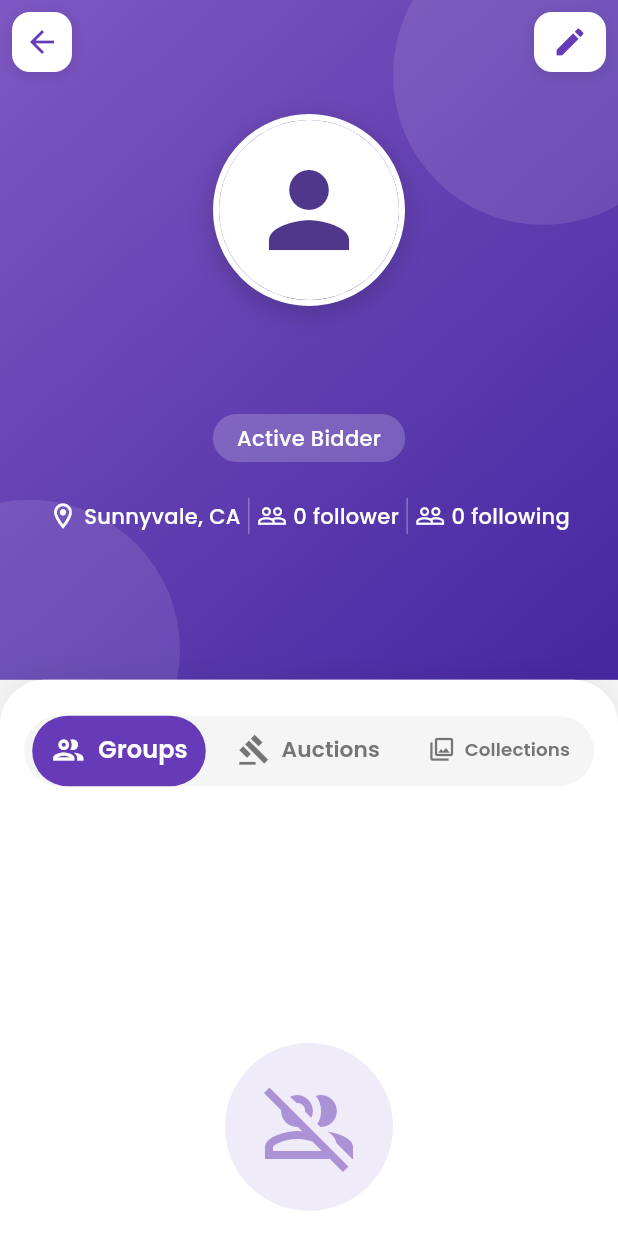
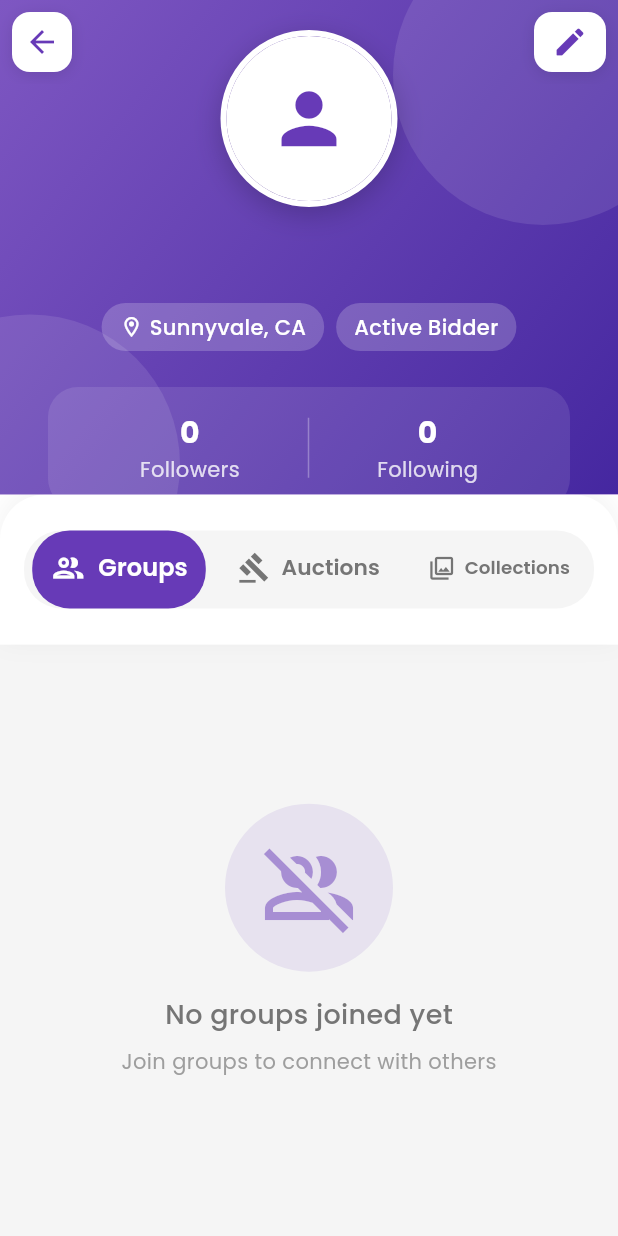
Before and after one commit to BerkaySimsek1/collectionapp, a Flutter app: the UserProfilePage screen opened directly, on a phone screen of 412 x 824 dp. Run offline on Flutter 3.47's test engine with Material 3 defaults, Android fonts, the phone set to English and light mode, and no system bars; our stand-ins replace cloud_firestore, firebase_auth, firebase_core, firebase_storage, flutter_image_compress, google_fonts and 3 more; accounts and stored records are empty; generated files the repository leaves out were written again.

Commit message:
made UI adjustments on profile pages

```diff
--- a/lib/pages/user_profile_page.dart
+++ b/lib/pages/user_profile_page.dart
@@ -10,6 +10,37 @@ import 'package:collectionapp/pages/auctionPages/auction_detail.dart';
 import 'package:collectionapp/pages/userCollectionPages/collection_items_screen.dart';
 import 'package:google_fonts/google_fonts.dart';
 
+class _SliverAppBarDelegate extends SliverPersistentHeaderDelegate {
+  _SliverAppBarDelegate({
+    required this.minHeight,
+    required this.maxHeight,
+    required this.child,
+  });
+
+  final double minHeight;
+  final double maxHeight;
+  final Widget child;
+
+  @override
+  double get minExtent => minHeight;
+
+  @override
+  double get maxExtent => maxHeight;
+
+  @override
+  Widget build(
+      BuildContext context, double shrinkOffset, bool overlapsContent) {
+    return SizedBox.expand(child: child);
+  }
+
+  @override
+  bool shouldRebuild(_SliverAppBarDelegate oldDelegate) {
+    return maxHeight != oldDelegate.maxHeight ||
+        minHeight != oldDelegate.minHeight ||
+        child != oldDelegate.child;
+  }
+}
+
 class UserProfilePage extends StatefulWidget {
   final String? userId;
   const UserProfilePage({super.key, this.userId});
@@ -83,200 +114,6 @@ class _UserProfilePageState extends State<UserProfilePage> {
     }
   }
 
-  Widget _buildProfileHeader() {
-    final String? profileImageUrl = userData?["profileImageUrl"];
-    return Container(
-      height: 400,
-      decoration: BoxDecoration(
-        gradient: LinearGradient(
-          begin: Alignment.topLeft,
-          end: Alignment.bottomRight,
-          colors: [
-            Colors.deepPurple.shade400,
-            Colors.deepPurple.shade800,
-          ],
-        ),
-      ),
-      child: Stack(
-        children: [
-          // Dekoratif Daireler
-          Positioned(
-            top: -50,
-            right: -50,
-            child: Container(
-              width: 200,
-              height: 200,
-              decoration: BoxDecoration(
-                shape: BoxShape.circle,
-                color: Colors.white.withOpacity(0.1),
-              ),
-            ),
-          ),
-          Positioned(
-            bottom: -80,
-            left: -80,
-            child: Container(
-              width: 200,
-              height: 200,
-              decoration: BoxDecoration(
-                shape: BoxShape.circle,
-                color: Colors.white.withOpacity(0.1),
-              ),
-            ),
-          ),
-
-          // Profil İçeriği
-          SafeArea(
-            child: Column(
-              children: [
-                const SizedBox(height: 20),
-                // Profil Fotoğrafı
-                Stack(
-                  children: [
-                    Container(
-                      decoration: BoxDecoration(
-                        shape: BoxShape.circle,
-                        border: Border.all(color: Colors.white, width: 4),
-                        boxShadow: [
-                          BoxShadow(
-                            color: Colors.black.withOpacity(0.2),
-                            blurRadius: 15,
-                            offset: const Offset(0, 5),
-                          ),
-                        ],
-                      ),
-                      child: CircleAvatar(
-                        radius: 60,
-                        backgroundColor: Colors.white,
-                        backgroundImage: (profileImageUrl != null &&
-                                profileImageUrl.isNotEmpty)
-                            ? NetworkImage(profileImageUrl)
-                            : null,
-                        child:
-                            (profileImageUrl == null || profileImageUrl.isEmpty)
-                                ? const Icon(
-                                    Icons.person,
-                                    size: 80,
-                                  )
-                                : null,
-                      ),
-                    ),
-                  ],
-                ),
-                const SizedBox(height: 24),
-
-                // İsim ve Durum
-                Text(
-                  "${userData?["firstName"] ?? "First"} ${userData?["lastName"] ?? "Last"}",
-                  style: GoogleFonts.poppins(
-                    fontSize: 28,
-                    fontWeight: FontWeight.bold,
-                    color: Colors.white,
-                  ),
-                ),
-                const SizedBox(height: 8),
-                Container(
-                  padding:
-                      const EdgeInsets.symmetric(horizontal: 16, vertical: 6),
-                  decoration: BoxDecoration(
-                    color: Colors.white.withOpacity(0.2),
-                    borderRadius: BorderRadius.circular(20),
-                  ),
-                  child: Text(
-                    "Active Bidder",
-                    style: GoogleFonts.poppins(
-                      fontSize: 14,
-                      color: Colors.white,
-                      fontWeight: FontWeight.w500,
-                    ),
-                  ),
-                ),
-                const SizedBox(height: 24),
-
-                // İstatistikler
-                Padding(
-                  padding: const EdgeInsets.symmetric(horizontal: 32),
-                  child: Row(
-                    mainAxisAlignment: MainAxisAlignment.spaceBetween,
-                    children: [
-                      _buildStatItem(
-                        icon: Icons.location_on_outlined,
-                        label: "Sunnyvale, CA",
-                      ),
-                      Container(
-                        height: 24,
-                        width: 1,
-                        color: Colors.white.withOpacity(0.3),
-                      ),
-                      GestureDetector(
-                        onTap: () => _showFollowersDialog(),
-                        child: _buildStatItem(
-                          icon: Icons.people_outline,
-                          label: _formatFollowerCount(
-                              (userData?["followers"] as List?)?.length ?? 0),
-                        ),
-                      ),
-                      Container(
-                        height: 24,
-                        width: 1,
-                        color: Colors.white.withOpacity(0.3),
-                      ),
-                      GestureDetector(
-                        onTap: () => _showFollowingDialog(),
-                        child: _buildStatItem(
-                          icon: Icons.people_outline,
-                          label: _formatFollowingCount(
-                              (userData?["following"] as List?)?.length ?? 0),
-                        ),
-                      ),
-                    ],
-                  ),
-                ),
-                const SizedBox(height: 24),
-
-                if (!isCurrentUser &&
-                    !(((userData?["followers"] as List?) ?? [])
-                        .contains(FirebaseAuth.instance.currentUser!.uid))) ...[
-                  // Takip Et Butonu
-                  Container(
-                    height: 45,
-                    margin: const EdgeInsets.symmetric(horizontal: 32),
-                    child: ElevatedButton(
-                      onPressed: () => _showFollowDialog(),
-                      style: ElevatedButton.styleFrom(
-                        backgroundColor: Colors.white,
-                        foregroundColor: Colors.deepPurple,
-                        elevation: 5,
-                        shadowColor: Colors.black.withOpacity(0.3),
-                        shape: RoundedRectangleBorder(
-                          borderRadius: BorderRadius.circular(25),
-                        ),
-                      ),
-                      child: Row(
-                        mainAxisAlignment: MainAxisAlignment.center,
-                        children: [
-                          const Icon(Icons.person_add_outlined),
-                          const SizedBox(width: 8),
-                          Text(
-                            "Follow",
-                            style: GoogleFonts.poppins(
-                              fontSize: 16,
-                              fontWeight: FontWeight.w600,
-                            ),
-                          ),
-                        ],
-                      ),
-                    ),
-                  ),
-                ],
-              ],
-            ),
-          ),
-        ],
-      ),
-    );
-  }
-
   Widget _buildStatItem({required IconData icon, required String label}) {
     return Row(
       children: [
@@ -303,7 +140,10 @@ class _UserProfilePageState extends State<UserProfilePage> {
         return AlertDialog(
           backgroundColor: Colors.white,
           title: Text("Following",
-              style: GoogleFonts.poppins(fontWeight: FontWeight.bold)),
+              style: GoogleFonts.poppins(
+                fontWeight: FontWeight.bold,
+                color: Colors.deepPurple,
+              )),
           content: SizedBox(
             width: double.maxFinite,
             child: following.isEmpty
@@ -387,7 +227,10 @@ class _UserProfilePageState extends State<UserProfilePage> {
         return AlertDialog(
           backgroundColor: Colors.white,
           title: Text("Followers",
-              style: GoogleFonts.poppins(fontWeight: FontWeight.bold)),
+              style: GoogleFonts.poppins(
+                fontWeight: FontWeight.bold,
+                color: Colors.deepPurple,
+              )),
           content: SizedBox(
             width: double.maxFinite,
             child: followers.isEmpty
@@ -652,12 +495,8 @@ class _UserProfilePageState extends State<UserProfilePage> {
           ),
         ],
       ),
-      child: DefaultTabController(
-        length: 3,
-        child: Column(
-          children: [
-            Container(
-              margin: const EdgeInsets.fromLTRB(16, 24, 16, 12),
+      child: Container(
+        margin: const EdgeInsets.fromLTRB(16, 24, 16, 24),
         decoration: BoxDecoration(
           color: Colors.grey[100],
           borderRadius: BorderRadius.circular(25),
@@ -736,18 +575,267 @@ class _UserProfilePageState extends State<UserProfilePage> {
           ],
         ),
       ),
-            SizedBox(
-              height: 500,
-              child: TabBarView(
-                children: [
-                  _buildGroupsTab(),
-                  _buildAuctionsTab(),
-                  _buildCollectionsTab(),
-                ],
-              ),
-            ),
-          ],
-        ),
+    );
+  }
+
+  Widget _buildProfileHeader() {
+    final String? profileImageUrl = userData?["profileImageUrl"];
+    return Container(
+      decoration: BoxDecoration(
+        gradient: LinearGradient(
+          begin: Alignment.topLeft,
+          end: Alignment.bottomRight,
+          colors: [
+            Colors.deepPurple.shade400,
+            Colors.deepPurple.shade800,
+          ],
+        ),
+      ),
+      child: Stack(
+        children: [
+          // Dekoratif Daireler
+          Positioned(
+            top: -50,
+            right: -50,
+            child: Container(
+              width: 200,
+              height: 200,
+              decoration: BoxDecoration(
+                shape: BoxShape.circle,
+                color: Colors.white.withOpacity(0.1),
+              ),
+            ),
+          ),
+          Positioned(
+            bottom: -80,
+            left: -80,
+            child: Container(
+              width: 200,
+              height: 200,
+              decoration: BoxDecoration(
+                shape: BoxShape.circle,
+                color: Colors.white.withOpacity(0.1),
+              ),
+            ),
+          ),
+
+          // Profil İçeriği
+          SafeArea(
+            child: Column(
+              children: [
+                const SizedBox(height: 20),
+                // Profil Fotoğrafı
+                Stack(
+                  children: [
+                    Container(
+                      decoration: BoxDecoration(
+                        shape: BoxShape.circle,
+                        border: Border.all(color: Colors.white, width: 4),
+                        boxShadow: [
+                          BoxShadow(
+                            color: Colors.black.withOpacity(0.2),
+                            blurRadius: 15,
+                            offset: const Offset(0, 5),
+                          ),
+                        ],
+                      ),
+                      child: CircleAvatar(
+                        radius: 55,
+                        backgroundColor: Colors.white,
+                        backgroundImage: (profileImageUrl != null &&
+                                profileImageUrl.isNotEmpty)
+                            ? NetworkImage(profileImageUrl)
+                            : null,
+                        child:
+                            (profileImageUrl == null || profileImageUrl.isEmpty)
+                                ? const Icon(
+                                    Icons.person,
+                                    size: 55,
+                                    color: Colors.deepPurple,
+                                  )
+                                : null,
+                      ),
+                    ),
+                  ],
+                ),
+                const SizedBox(height: 16),
+
+                // İsim
+                Text(
+                  "${userData?["firstName"] ?? "First"} ${userData?["lastName"] ?? "Last"}",
+                  style: GoogleFonts.poppins(
+                    fontSize: 28,
+                    fontWeight: FontWeight.bold,
+                    color: Colors.white,
+                  ),
+                ),
+                const SizedBox(height: 8),
+
+                // Konum ve Durum
+                Row(
+                  mainAxisAlignment: MainAxisAlignment.center,
+                  children: [
+                    Container(
+                      padding: const EdgeInsets.symmetric(
+                        horizontal: 12,
+                        vertical: 6,
+                      ),
+                      decoration: BoxDecoration(
+                        color: Colors.white.withOpacity(0.2),
+                        borderRadius: BorderRadius.circular(20),
+                      ),
+                      child: Row(
+                        children: [
+                          const Icon(
+                            Icons.location_on_outlined,
+                            size: 16,
+                            color: Colors.white,
+                          ),
+                          const SizedBox(width: 4),
+                          Text(
+                            "Sunnyvale, CA",
+                            style: GoogleFonts.poppins(
+                              fontSize: 14,
+                              color: Colors.white,
+                              fontWeight: FontWeight.w500,
+                            ),
+                          ),
+                        ],
+                      ),
+                    ),
+                    const SizedBox(width: 8),
+                    Container(
+                      padding: const EdgeInsets.symmetric(
+                        horizontal: 12,
+                        vertical: 6,
+                      ),
+                      decoration: BoxDecoration(
+                        color: Colors.white.withOpacity(0.2),
+                        borderRadius: BorderRadius.circular(20),
+                      ),
+                      child: Text(
+                        "Active Bidder",
+                        style: GoogleFonts.poppins(
+                          fontSize: 14,
+                          color: Colors.white,
+                          fontWeight: FontWeight.w500,
+                        ),
+                      ),
+                    ),
+                  ],
+                ),
+                const SizedBox(height: 24),
+
+                // Followers ve Following
+                Container(
+                  margin: const EdgeInsets.symmetric(horizontal: 32),
+                  padding: const EdgeInsets.all(16),
+                  decoration: BoxDecoration(
+                    color: Colors.white.withOpacity(0.1),
+                    borderRadius: BorderRadius.circular(20),
+                  ),
+                  child: Row(
+                    mainAxisAlignment: MainAxisAlignment.spaceEvenly,
+                    children: [
+                      GestureDetector(
+                        onTap: () => _showFollowersDialog(),
+                        child: Column(
+                          children: [
+                            Text(
+                              (userData?["followers"] as List?)
+                                      ?.length
+                                      .toString() ??
+                                  "0",
+                              style: GoogleFonts.poppins(
+                                fontSize: 20,
+                                fontWeight: FontWeight.bold,
+                                color: Colors.white,
+                              ),
+                            ),
+                            Text(
+                              "Followers",
+                              style: GoogleFonts.poppins(
+                                fontSize: 14,
+                                color: Colors.white.withOpacity(0.8),
+                              ),
+                            ),
+                          ],
+                        ),
+                      ),
+                      Container(
+                        height: 40,
+                        width: 1,
+                        color: Colors.white.withOpacity(0.3),
+                      ),
+                      GestureDetector(
+                        onTap: () => _showFollowingDialog(),
+                        child: Column(
+                          children: [
+                            Text(
+                              (userData?["following"] as List?)
+                                      ?.length
+                                      .toString() ??
+                                  "0",
+                              style: GoogleFonts.poppins(
+                                fontSize: 20,
+                                fontWeight: FontWeight.bold,
+                                color: Colors.white,
+                              ),
+                            ),
+                            Text(
+                              "Following",
+                              style: GoogleFonts.poppins(
+                                fontSize: 14,
+                                color: Colors.white.withOpacity(0.8),
+                              ),
+                            ),
+                          ],
+                        ),
+                      ),
+                    ],
+                  ),
+                ),
+
+                // Follow Butonu
+                if (!isCurrentUser &&
+                    !(((userData?["followers"] as List?) ?? [])
+                        .contains(FirebaseAuth.instance.currentUser!.uid))) ...[
+                  const SizedBox(height: 24),
+                  Container(
+                    height: 45,
+                    margin: const EdgeInsets.symmetric(horizontal: 32),
+                    child: ElevatedButton(
+                      onPressed: () => _showFollowDialog(),
+                      style: ElevatedButton.styleFrom(
+                        backgroundColor: Colors.white,
+                        foregroundColor: Colors.deepPurple,
+                        elevation: 5,
+                        shadowColor: Colors.black.withOpacity(0.3),
+                        shape: RoundedRectangleBorder(
+                          borderRadius: BorderRadius.circular(25),
+                        ),
+                      ),
+                      child: Row(
+                        mainAxisAlignment: MainAxisAlignment.center,
+                        children: [
+                          const Icon(Icons.person_add_outlined),
+                          const SizedBox(width: 8),
+                          Text(
+                            "Follow",
+                            style: GoogleFonts.poppins(
+                              fontSize: 16,
+                              fontWeight: FontWeight.w600,
+                            ),
+                          ),
+                        ],
+                      ),
+                    ),
+                  ),
+                ],
+              ],
+            ),
+          ),
+        ],
       ),
     );
   }
@@ -1457,12 +1545,29 @@ class _UserProfilePageState extends State<UserProfilePage> {
 
   @override
   Widget build(BuildContext context) {
-    return Scaffold(
+    return DefaultTabController(
+      length: 3,
+      child: Scaffold(
         backgroundColor: Colors.grey[100],
-      extendBodyBehindAppBar: true, // AppBar'ı saydam yapmak için
-      appBar: AppBar(
-        backgroundColor: Colors.transparent,
+        extendBodyBehindAppBar: true,
+        body: isLoading
+            ? const Center(
+                child: CircularProgressIndicator(color: Colors.deepPurple),
+              )
+            : NestedScrollView(
+                headerSliverBuilder: (context, innerBoxIsScrolled) {
+                  return [
+                    SliverAppBar(
+                      backgroundColor: Colors.deepPurple,
                       elevation: 0,
+                      floating: false,
+                      pinned: true,
+                      expandedHeight: (!isCurrentUser &&
+                              !(((userData?["followers"] as List?) ?? [])
+                                  .contains(
+                                      FirebaseAuth.instance.currentUser!.uid)))
+                          ? MediaQuery.of(context).size.height * 0.48
+                          : MediaQuery.of(context).size.height * 0.40,
                       leading: Container(
                         margin: const EdgeInsets.all(8),
                         decoration: BoxDecoration(
@@ -1477,12 +1582,13 @@ class _UserProfilePageState extends State<UserProfilePage> {
                           ],
                         ),
                         child: IconButton(
-            icon: const Icon(Icons.arrow_back, color: Colors.deepPurple),
+                          icon: const Icon(Icons.arrow_back,
+                              color: Colors.deepPurple),
                           onPressed: () => Navigator.of(context).pop(),
                         ),
                       ),
                       actions: [
-          if (isCurrentUser) // Sadece kendi profilinde
+                        if (isCurrentUser)
                           Container(
                             margin: const EdgeInsets.all(8),
                             decoration: BoxDecoration(
@@ -1497,7 +1603,8 @@ class _UserProfilePageState extends State<UserProfilePage> {
                               ],
                             ),
                             child: IconButton(
-                icon: const Icon(Icons.edit_rounded, color: Colors.deepPurple),
+                              icon: const Icon(Icons.edit_rounded,
+                                  color: Colors.deepPurple),
                               onPressed: () {
                                 Navigator.push(
                                   context,
@@ -1510,22 +1617,45 @@ class _UserProfilePageState extends State<UserProfilePage> {
                             ),
                           ),
                       ],
-      ),
-      body: isLoading
-          ? const Center(
-              child: CircularProgressIndicator(color: Colors.deepPurple),
-            )
-          : SingleChildScrollView(
-              child: Column(
-                children: [
-                  SizedBox(
-                    height: MediaQuery.of(context).size.height * 0.55,
-                    child: _buildProfileHeader(),
-                  ),
-                  _buildTabSection(),
-                ],
-              ),
-            ),
-    );
-  }
-}
+                      flexibleSpace: FlexibleSpaceBar(
+                        title: AnimatedOpacity(
+                          // profil yukarı kaydırıldıkça isim görünür olacak
+                          duration: const Duration(milliseconds: 100),
+                          opacity: innerBoxIsScrolled ? 1.0 : 0.0,
+                          child: Text(
+                            "${userData?["firstName"] ?? "First"} ${userData?["lastName"] ?? "Last"}",
+                            style: GoogleFonts.poppins(
+                              fontSize: 20,
+                              fontWeight: FontWeight.w600,
+                              color: Colors.white,
+                            ),
+                          ),
+                        ),
+                        background: _buildProfileHeader(),
+                      ),
+                    ),
+                    SliverPersistentHeader(
+                      pinned: true,
+                      delegate: _SliverAppBarDelegate(
+                        minHeight: 100,
+                        maxHeight: 100,
+                        child: Container(
+                          color: Colors.white,
+                          child: _buildTabSection(),
+                        ),
+                      ),
+                    ),
+                  ];
+                },
+                body: TabBarView(
+                  children: [
+                    _buildGroupsTab(),
+                    _buildAuctionsTab(),
+                    _buildCollectionsTab(),
+                  ],
+                ),
+              ),
+      ),
+    );
+  }
+}
```
Lines whose indentation alone changed are shown as unchanged.
